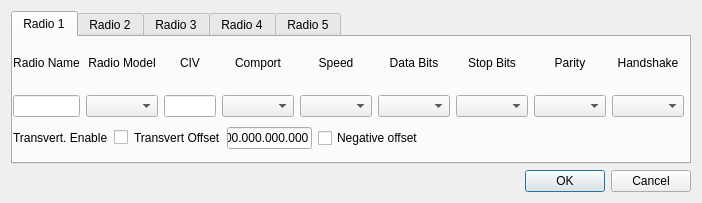
Above: mqt/MqtRigControl/setupdialog.ui from zsteva/backup-minos2 before the change. Below: the same form after it.
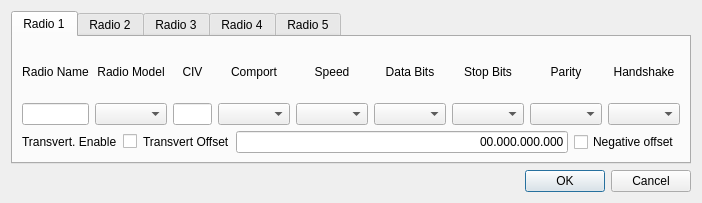
That is the form after the change. The open tabs and pages were chosen to show the change.

Commit message: transvert display working - need to fix bugs

Patch:
```diff
--- a/mqt/MqtRigControl/setupdialog.ui
+++ b/mqt/MqtRigControl/setupdialog.ui
@@ -23,65 +23,8 @@
       <attribute name="title">
        <string>Radio 1</string>
       </attribute>
-      <widget class="QWidget" name="layoutWidget">
-       <property name="geometry">
-        <rect>
-         <x>0</x>
-         <y>90</y>
-         <width>411</width>
-         <height>22</height>
-        </rect>
-       </property>
-       <layout class="QHBoxLayout" name="horizontalLayout_3">
+      <layout class="QVBoxLayout" name="verticalLayout_2">
         <item>
-         <widget class="QLabel" name="label_11">
-          <property name="text">
-           <string>Transvert. Enable</string>
-          </property>
-         </widget>
-        </item>
-        <item>
-         <widget class="QCheckBox" name="TransVCheck1">
-          <property name="text">
-           <string/>
-          </property>
-         </widget>
-        </item>
-        <item>
-         <widget class="QLabel" name="label_10">
-          <property name="text">
-           <string>Transvert Offset</string>
-          </property>
-         </widget>
-        </item>
-        <item>
-         <widget class="QLineEdit" name="TransVertEdit1">
-          <property name="inputMask">
-           <string>99.999.999.999</string>
-          </property>
-          <property name="text">
-           <string>00.000.000.000</string>
-          </property>
-         </widget>
-        </item>
-        <item>
-         <widget class="QCheckBox" name="negCheckbox1">
-          <property name="text">
-           <string>Negative offset</string>
-          </property>
-         </widget>
-        </item>
-       </layout>
-      </widget>
-      <widget class="QWidget" name="gridLayoutWidget">
-       <property name="geometry">
-        <rect>
-         <x>0</x>
-         <y>0</y>
-         <width>671</width>
-         <height>80</height>
-        </rect>
-       </property>
        <layout class="QGridLayout" name="gridLayout_2">
         <item row="2" column="5">
          <widget class="QComboBox" name="comDataBitsBox1"/>
@@ -201,7 +144,53 @@
          <widget class="QComboBox" name="comSpeedBox1"/>
         </item>
        </layout>
-      </widget>
+       </item>
+       <item>
+        <layout class="QHBoxLayout" name="horizontalLayout_3">
+         <item>
+          <widget class="QLabel" name="label_11">
+           <property name="text">
+            <string>Transvert. Enable</string>
+           </property>
+          </widget>
+         </item>
+         <item>
+          <widget class="QCheckBox" name="TransVCheck1">
+           <property name="text">
+            <string/>
+           </property>
+          </widget>
+         </item>
+         <item>
+          <widget class="QLabel" name="label_10">
+           <property name="text">
+            <string>Transvert Offset</string>
+           </property>
+          </widget>
+         </item>
+         <item>
+          <widget class="QLineEdit" name="TransVertEdit1">
+           <property name="inputMask">
+            <string>99.999.999.999</string>
+           </property>
+           <property name="text">
+            <string>00.000.000.000</string>
+           </property>
+           <property name="alignment">
+            <set>Qt::AlignRight|Qt::AlignTrailing|Qt::AlignVCenter</set>
+           </property>
+          </widget>
+         </item>
+         <item>
+          <widget class="QCheckBox" name="negCheckbox1">
+           <property name="text">
+            <string>Negative offset</string>
+           </property>
+          </widget>
+         </item>
+        </layout>
+       </item>
+      </layout>
      </widget>
      <widget class="QWidget" name="radioTab2">
       <attribute name="title">
```
Left out of the diff: 118 changed lines with no effect on the pictures. Lines whose indentation alone changed are shown as unchanged. The commit also changes 5 other files.
